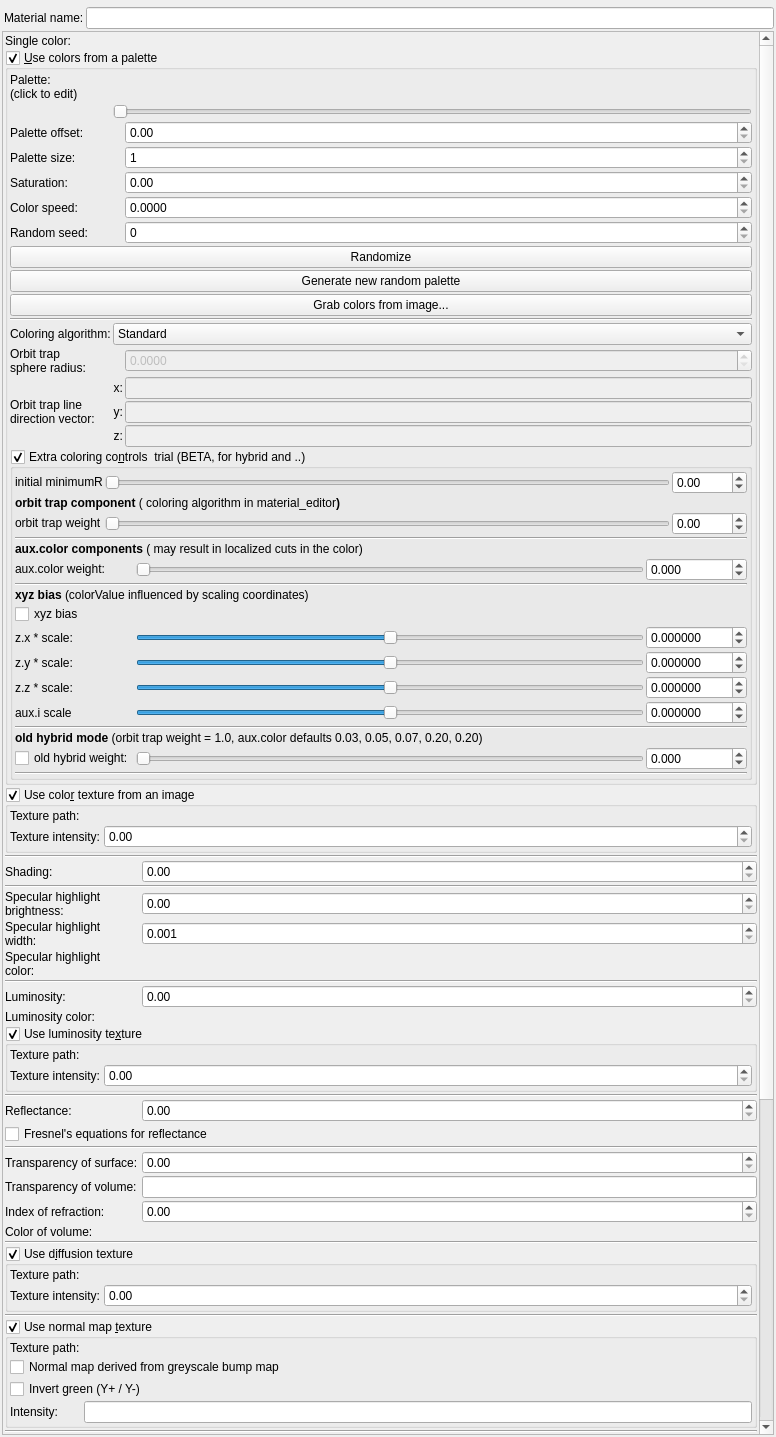
Old version of the form mandelbulber2/qt/material_editor.ui in the repository buddhi1980/mandelbulber2.
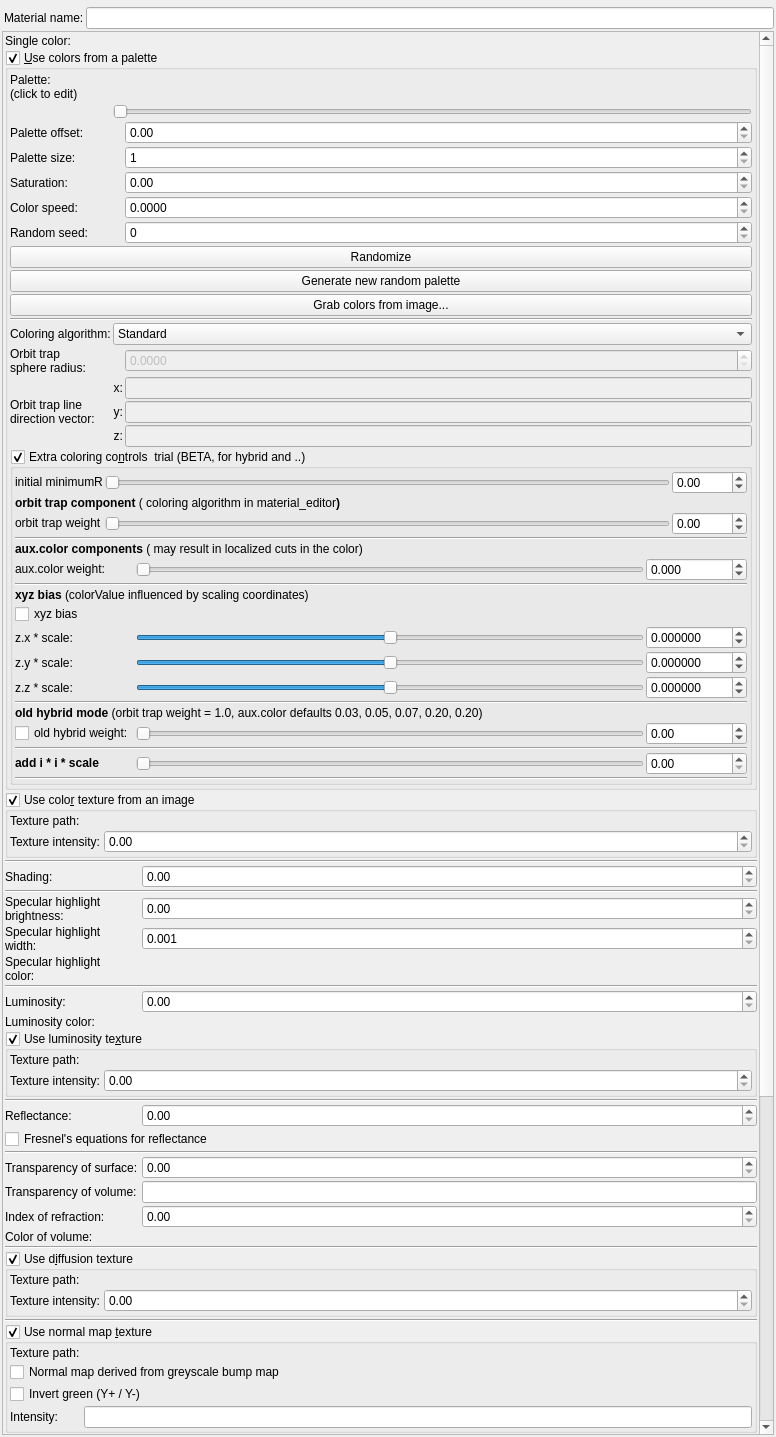
New version of the form. Icons and pictures are not drawn. Custom widgets are drawn as their Qt base class.

Diff of the .ui file:
```diff
--- a/mandelbulber2/qt/material_editor.ui
+++ b/mandelbulber2/qt/material_editor.ui
@@ -81,9 +81,9 @@
       <property name="geometry">
        <rect>
         <x>0</x>
-        <y>-409</y>
+        <y>0</y>
         <width>756</width>
-        <height>2071</height>
+        <height>2076</height>
        </rect>
       </property>
       <layout class="QVBoxLayout" name="verticalLayout_2">
@@ -1329,10 +1329,38 @@
                  <property name="spacing">
                   <number>2</number>
                  </property>
-                 <item row="16" column="0">
+                 <item row="21" column="2">
+                  <widget class="MyDoubleSpinBox" name="spinbox_fractal_coloring_ii_add_scale">
+                   <property name="sizePolicy">
+                    <sizepolicy hsizetype="Minimum" vsizetype="Maximum">
+                     <horstretch>0</horstretch>
+                     <verstretch>0</verstretch>
+                    </sizepolicy>
+                   </property>
+                   <property name="prefix">
+                    <string/>
+                   </property>
+                   <property name="suffix">
+                    <string/>
+                   </property>
+                   <property name="decimals">
+                    <number>2</number>
+                   </property>
+                   <property name="minimum">
+                    <double>0.000000000000000</double>
+                   </property>
+                   <property name="maximum">
+                    <double>99999.000000000000000</double>
+                   </property>
+                   <property name="singleStep">
+                    <double>0.100000000000000</double>
+                   </property>
+                  </widget>
+                 </item>
+                 <item row="21" column="0">
                   <widget class="QLabel" name="label_34">
                    <property name="text">
-                    <string>aux.i scale</string>
+                    <string>&lt;html&gt;&lt;head/&gt;&lt;body&gt;&lt;p&gt;&lt;span style=&quot; font-weight:600;&quot;&gt;add i * i * scale&lt;/span&gt;&lt;/p&gt;&lt;/body&gt;&lt;/html&gt;</string>
                    </property>
                   </widget>
                  </item>
@@ -1429,13 +1457,13 @@
                     <string/>
                    </property>
                    <property name="decimals">
-                    <number>3</number>
+                    <number>2</number>
                    </property>
                    <property name="minimum">
-                    <double>-999.999000000000024</double>
+                    <double>-10000.000000000000000</double>
                    </property>
                    <property name="maximum">
-                    <double>999.999000000000024</double>
+                    <double>10000.000000000000000</double>
                    </property>
                    <property name="singleStep">
                     <double>0.100000000000000</double>
@@ -1615,34 +1643,6 @@
                    </property>
                   </widget>
                  </item>
-                 <item row="16" column="2">
-                  <widget class="MyDoubleSpinBox" name="spinbox_fractal_coloring_xyz_bias_scaleI">
-                   <property name="sizePolicy">
-                    <sizepolicy hsizetype="Minimum" vsizetype="Maximum">
-                     <horstretch>0</horstretch>
-                     <verstretch>0</verstretch>
-                    </sizepolicy>
-                   </property>
-                   <property name="prefix">
-                    <string/>
-                   </property>
-                   <property name="suffix">
-                    <string/>
-                   </property>
-                   <property name="decimals">
-                    <number>6</number>
-                   </property>
-                   <property name="minimum">
-                    <double>-9999.999900000000707</double>
-                   </property>
-                   <property name="maximum">
-                    <double>9999.999900000000707</double>
-                   </property>
-                   <property name="singleStep">
-                    <double>0.100000000000000</double>
-                   </property>
-                  </widget>
-                 </item>
                  <item row="19" column="1">
                   <widget class="QSlider" name="slider_fractal_coloring_old_hybrid_weight">
                    <property name="sizePolicy">
@@ -1655,29 +1655,7 @@
                     <number>0</number>
                    </property>
                    <property name="maximum">
-                    <number>1000000</number>
-                   </property>
-                   <property name="singleStep">
-                    <number>1</number>
-                   </property>
-                   <property name="orientation">
-                    <enum>Qt::Horizontal</enum>
-                   </property>
-                  </widget>
-                 </item>
-                 <item row="16" column="1">
-                  <widget class="QSlider" name="slider_fractal_coloring_xyz_bias_scaleI">
-                   <property name="sizePolicy">
-                    <sizepolicy hsizetype="Expanding" vsizetype="Maximum">
-                     <horstretch>0</horstretch>
-                     <verstretch>0</verstretch>
-                    </sizepolicy>
-                   </property>
-                   <property name="minimum">
-                    <number>-100000000</number>
-                   </property>
-                   <property name="maximum">
-                    <number>100000000</number>
+                    <number>10000000</number>
                    </property>
                    <property name="singleStep">
                     <number>1</number>
@@ -1744,6 +1722,35 @@
                    </property>
                   </widget>
                  </item>
+                 <item row="21" column="1">
+                  <widget class="QSlider" name="slider_fractal_coloring_ii_add_scale">
+                   <property name="sizePolicy">
+                    <sizepolicy hsizetype="Expanding" vsizetype="Maximum">
+                     <horstretch>0</horstretch>
+                     <verstretch>0</verstretch>
+                    </sizepolicy>
+                   </property>
+                   <property name="minimum">
+                    <number>0</number>
+                   </property>
+                   <property name="maximum">
+                    <number>10000000</number>
+                   </property>
+                   <property name="singleStep">
+                    <number>1</number>
+                   </property>
+                   <property name="orientation">
+                    <enum>Qt::Horizontal</enum>
+                   </property>
+                  </widget>
+                 </item>
+                 <item row="20" column="0" colspan="3">
+                  <widget class="Line" name="line">
+                   <property name="orientation">
+                    <enum>Qt::Horizontal</enum>
+                   </property>
+                  </widget>
+                 </item>
                 </layout>
                </item>
                <item>
```
